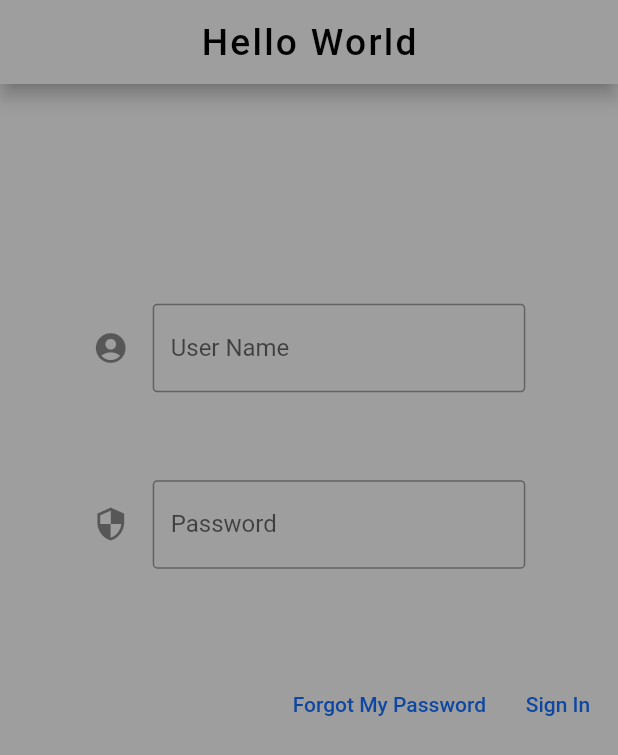
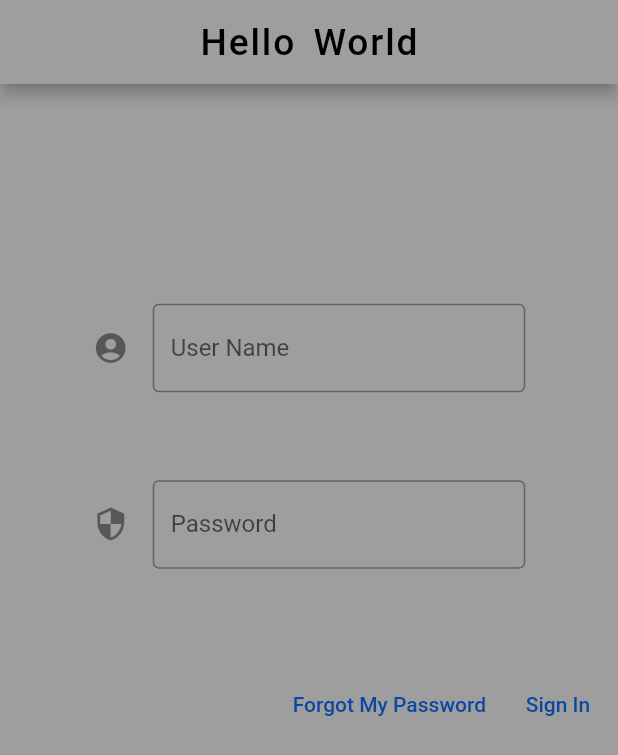
Before and after one commit to benfurkanaslan/first_flutter_app, a Flutter app: the screen it shows after launch, on a phone screen of 412 x 824 dp. Shown: the top 755 px of the screen. Run offline on Flutter 3.47's test engine with Material 2 defaults, Android fonts, the phone set to English and light mode, and no system bars.

Commit message:
working on

```diff
--- a/lib/main.dart
+++ b/lib/main.dart
@@ -46,19 +46,19 @@ class _MyHomePageState extends State<MyHomePage> {
       backgroundColor: Colors.grey,
       appBar: AppBar(
         backgroundColor: Colors.grey,
-        elevation: 5,
+        elevation: screenWidth * 0.01,
         title: Text(
           "Hello World",
           style: TextStyle(
               fontSize: screenWidth * 0.06,
-              letterSpacing: 1.5,
+              letterSpacing: screenWidth * 0.003,
+              wordSpacing: screenWidth * 0.01,
               color: Colors.black),
         ),
         centerTitle: true,
       ),
       body: Center(
         child: Column(
-          mainAxisAlignment: MainAxisAlignment.center,
           children: [
             Spacer(flex: 25),
             SizedBox(
@@ -68,8 +68,7 @@ class _MyHomePageState extends State<MyHomePage> {
                   icon: Icon(Icons.account_circle),
                   labelText: "User Name",
                   border: OutlineInputBorder(
-                    borderRadius: BorderRadius.circular(3),
-                    borderSide: BorderSide(),
+                    borderRadius: BorderRadius.circular(screenWidth * 0.01),
                   ),
                 ),
               ),
@@ -87,8 +86,7 @@ class _MyHomePageState extends State<MyHomePage> {
                   icon: Icon(Icons.security),
                   labelText: "Password",
                   border: OutlineInputBorder(
-                    borderRadius: BorderRadius.circular(3),
-                    borderSide: BorderSide(),
+                    borderRadius: BorderRadius.circular(screenWidth * 0.01),
                   ),
                 ),
               ),
```
Also changed, not shown: lib/SignIn/SignedIn.dart (+13 -1 lines).
